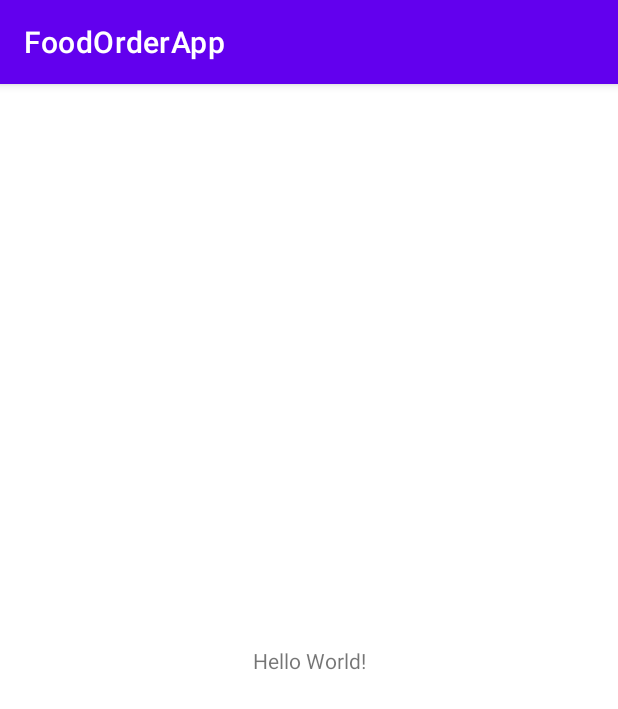
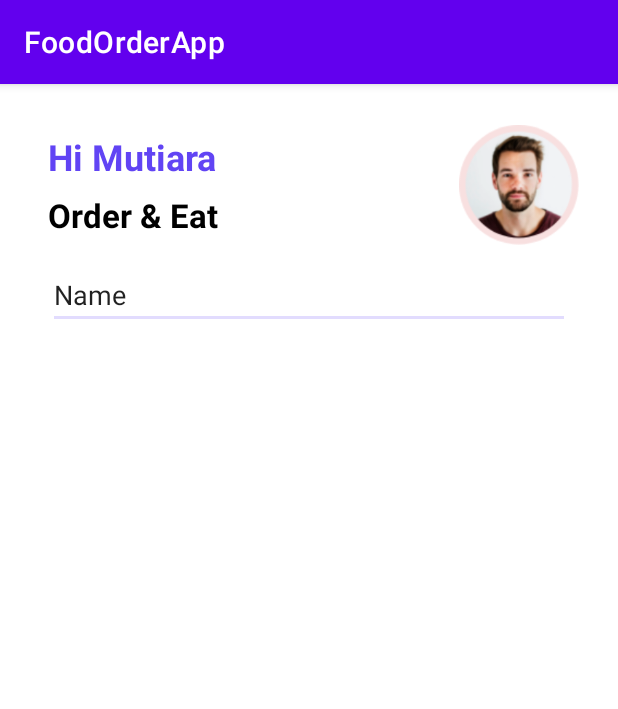
Before and after one commit to Dzakwan017/TugasAkhir_FoodOrderApp_Kelompok3, an Android app: the screen it shows after launch (MainActivity), on a phone screen of 412 x 824 dp. Shown: the top 709 px of the screen. Run offline under Robolectric (Android 15) with nearby library versions, the phone set to English and light mode, and no system bars.

Commit message:
menambahkan main xml

```diff
--- a/app/build.gradle
+++ b/app/build.gradle
@@ -9,7 +9,7 @@ android {
 
     defaultConfig {
         applicationId "com.example.foodorderapp"
-        minSdk 24
+        minSdk 22
         targetSdk 33
         versionCode 1
         versionName "1.0"
--- /dev/null
+++ b/app/src/main/res/drawable/search_bg.xml
@@ -0,0 +1,9 @@
+<?xml version="1.0" encoding="utf-8"?>
+<selector xmlns:android="http://schemas.android.com/apk/res/android">
+<item>
+    <shape android:shape="rectangle">
+        <solid android:color="#E2DCFE"/>
+        <corners android:radius="13sp"/>
+    </shape>
+</item>
+</selector>
--- a/app/src/main/res/layout/activity_main.xml
+++ b/app/src/main/res/layout/activity_main.xml
@@ -6,13 +6,79 @@
     android:layout_height="match_parent"
     tools:context=".Activity.MainActivity">
 
-    <TextView
-        android:layout_width="wrap_content"
-        android:layout_height="wrap_content"
-        android:text="Hello World!"
+    <ScrollView
+        android:layout_width="match_parent"
+        android:layout_height="match_parent"
         app:layout_constraintBottom_toBottomOf="parent"
         app:layout_constraintEnd_toEndOf="parent"
         app:layout_constraintStart_toStartOf="parent"
-        app:layout_constraintTop_toTopOf="parent" />
+        app:layout_constraintTop_toTopOf="parent">
+
+        <LinearLayout
+            android:layout_width="match_parent"
+            android:layout_height="wrap_content"
+            android:orientation="vertical"
+            >
+
+            <androidx.constraintlayout.widget.ConstraintLayout
+                android:layout_width="match_parent"
+                android:layout_height="match_parent">
+
+                <TextView
+                    android:id="@+id/namaProfile"
+                    android:layout_width="wrap_content"
+                    android:layout_height="wrap_content"
+                    android:layout_marginStart="32dp"
+                    android:layout_marginTop="32dp"
+                    android:text="Hi Mutiara"
+                    android:textColor="#6144F4"
+                    android:textSize="24dp"
+                    android:textStyle="bold"
+                    app:layout_constraintStart_toStartOf="parent"
+                    app:layout_constraintTop_toTopOf="parent" />
+
+                <TextView
+                    android:id="@+id/txt2"
+                    android:layout_width="wrap_content"
+                    android:layout_height="wrap_content"
+                    android:layout_marginTop="8sp"
+                    android:text="Order &amp; Eat"
+                    android:textColor="#000000"
+                    android:textSize="22dp"
+                    android:textStyle="bold"
+                    app:layout_constraintBottom_toTopOf="@+id/editTextTextPersonName"
+                    app:layout_constraintStart_toStartOf="@+id/namaProfile"
+                    app:layout_constraintTop_toBottomOf="@+id/namaProfile" />
+
+                <ImageView
+                    android:id="@+id/imgProfile"
+                    android:layout_width="80dp"
+                    android:layout_height="80dp"
+                    app:layout_constraintBottom_toBottomOf="@+id/txt2"
+                    app:layout_constraintEnd_toEndOf="parent"
+                    app:layout_constraintHorizontal_bias="0.86"
+                    app:layout_constraintStart_toEndOf="@+id/namaProfile"
+                    app:layout_constraintTop_toTopOf="@+id/namaProfile"
+                    app:srcCompat="@drawable/profile"
+                    tools:ignore="MissingConstraints" />
+
+                <EditText
+                    android:id="@+id/editTextTextPersonName"
+                    android:layout_width="0dp"
+                    android:layout_height="wrap_content"
+                    android:layout_marginStart="32dp"
+                    android:layout_marginTop="16dp"
+                    android:layout_marginEnd="32dp"
+                    android:backgroundTint="#E2DCFE"
+                    android:ems="10"
+                    android:inputType="textPersonName"
+                    android:text="Name"
+                    app:layout_constraintEnd_toEndOf="parent"
+                    app:layout_constraintStart_toStartOf="parent"
+                    app:layout_constraintTop_toBottomOf="@+id/txt2"/>
+            </androidx.constraintlayout.widget.ConstraintLayout>
+
+        </LinearLayout>
+    </ScrollView>
 
 </androidx.constraintlayout.widget.ConstraintLayout>
--- a/build.gradle
+++ b/build.gradle
@@ -1,6 +1,6 @@
 // Top-level build file where you can add configuration options common to all sub-projects/modules.
 plugins {
-    id 'com.android.application' version '7.4.1' apply false
-    id 'com.android.library' version '7.4.1' apply false
+    id 'com.android.application' version '7.2.1' apply false
+    id 'com.android.library' version '7.2.1' apply false
     id 'org.jetbrains.kotlin.android' version '1.8.0' apply false
 }
```
Also changed, not shown: app/src/main/res/drawable/profile.png (added).
